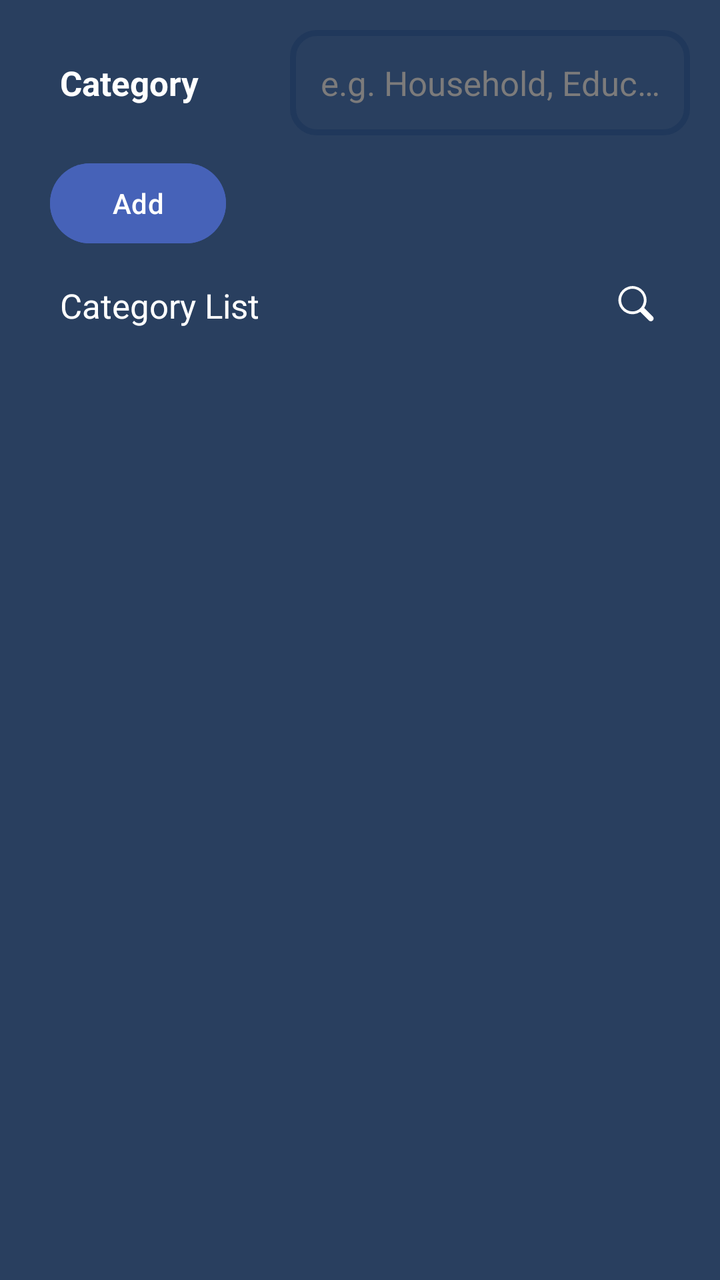
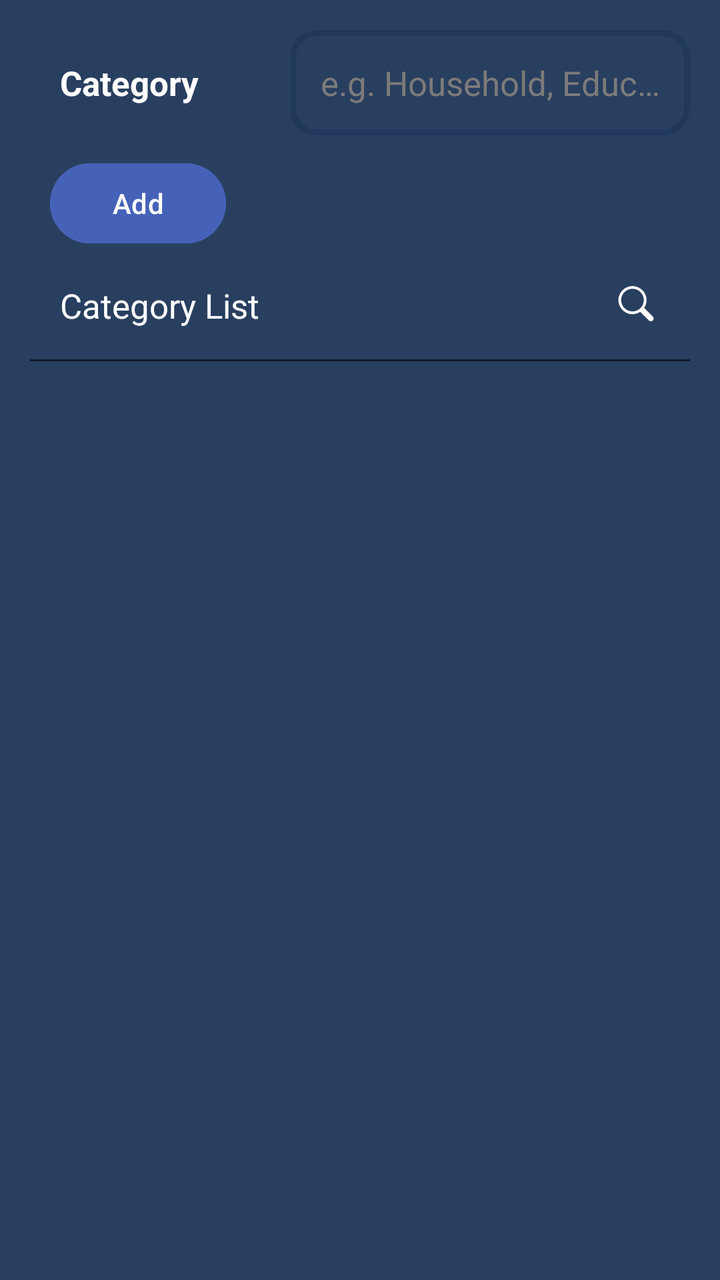

An Android layout rendered at two revisions. The XML below is the earlier revision; the diff shows what the commit changed to produce the second picture.
<!-- AndroidManifest.xml: application theme Theme.GharKharch -->
<!-- res/layout/fragment_add_category.xml -->
<?xml version="1.0" encoding="utf-8"?>
<androidx.constraintlayout.widget.ConstraintLayout xmlns:android="http://schemas.android.com/apk/res/android"
    xmlns:app="http://schemas.android.com/apk/res-auto"
    android:layout_width="match_parent"
    android:layout_height="match_parent"
    android:background="@color/backgroundColor"
    android:padding="@dimen/padding_large">

    <TextView
        android:layout_width="0dp"
        android:layout_height="wrap_content"
        android:layout_weight="1"
        android:padding="@dimen/padding_large"
        android:text="Category"
        android:textColor="@color/primaryTextColor"
        android:textSize="@dimen/text_size_large"
        android:textStyle="bold"
        app:layout_constraintBottom_toBottomOf="@id/input_category"
        app:layout_constraintEnd_toStartOf="@id/input_category"
        app:layout_constraintStart_toStartOf="parent"
        app:layout_constraintTop_toTopOf="parent" />

    <EditText
        android:id="@+id/input_category"
        style="@style/custom_edit_text"
        android:layout_width="200dp"
        android:layout_height="wrap_content"
        android:hint="@string/hint_category"
        android:textSize="@dimen/text_size_large"
        app:layout_constraintEnd_toEndOf="parent"
        app:layout_constraintTop_toTopOf="parent" />

    <Button
        android:id="@+id/addBtn"
        android:layout_width="wrap_content"
        android:layout_height="wrap_content"
        android:layout_marginVertical="@dimen/margin_medium"
        android:layout_marginStart="@dimen/margin_medium"
        android:backgroundTint="@color/buttonColor"
        android:text="Add"
        android:textColor="@color/primaryTextColor"
        app:layout_constraintStart_toStartOf="parent"
        app:layout_constraintTop_toBottomOf="@id/input_category" />

    <LinearLayout
        android:id="@+id/list_container"
        android:layout_width="match_parent"
        android:layout_height="wrap_content"
        android:gravity="center"
        android:orientation="horizontal"
        app:layout_constraintTop_toBottomOf="@id/addBtn">

        <TextView
            android:layout_width="0dp"
            android:layout_height="wrap_content"
            android:layout_weight="1"
            android:padding="@dimen/padding_large"
            android:text="Category List"
            android:textSize="@dimen/text_size_large" />

        <SearchView
            android:id="@+id/search_bar"
            android:layout_width="match_parent"
            android:layout_height="wrap_content"
            android:background="@drawable/search_bar_bordered_bg"
            android:visibility="gone" />

        <ImageView
            android:id="@+id/search_button"
            android:layout_width="wrap_content"
            android:layout_height="wrap_content"
            android:importantForAccessibility="no"
            android:padding="@dimen/padding_large"
            android:src="@drawable/search_icon" />

    </LinearLayout>

    <androidx.recyclerview.widget.RecyclerView
        android:id="@+id/rcv_category_list"
        android:layout_width="0dp"
        android:layout_height="0dp"
        android:layout_marginVertical="@dimen/margin_small"
        app:layout_constraintBottom_toBottomOf="parent"
        app:layout_constraintEnd_toEndOf="@id/list_container"
        app:layout_constraintStart_toStartOf="@id/list_container"
        app:layout_constraintTop_toBottomOf="@id/list_container" />

</androidx.constraintlayout.widget.ConstraintLayout>
<!-- resources referenced by this layout -->
<resources>
  <color name="backgroundColor">#293F5F</color>
  <color name="buttonColor">#4662B8</color>
  <color name="primaryTextColor">#FFFFFF</color>
  <dimen name="margin_medium">10dp</dimen>
  <dimen name="margin_small">5dp</dimen>
  <dimen name="padding_large">15dp</dimen>
  <dimen name="text_size_large">17sp</dimen>
  <!-- drawable search_bar_bordered_bg (drawable) -->
  <?xml version="1.0" encoding="utf-8"?>
  <shape xmlns:android="http://schemas.android.com/apk/res/android"
      android:shape="rectangle">
      <stroke
          android:width="3dp"
          android:color="@color/backgroundColorVariant" />
      <corners android:radius="12dp" />
  </shape>
  <!-- drawable search_icon (drawable) -->
  <vector xmlns:android="http://schemas.android.com/apk/res/android"
      android:width="24dp"
      android:height="24dp"
      android:tint="@color/white"
      android:viewportWidth="19"
      android:viewportHeight="19">
  
      <path
          android:fillColor="#000000"
          android:pathData="M16.147,15.488a1.112,1.112 0,0 1,-1.567 0l-3.395,-3.395a5.575,5.575 0,1 1,1.568 -1.568l3.394,3.395a1.112,1.112 0,0 1,0 1.568zM9.786,11.585a4.488,4.488 0,1 0,-1.681 0.327,4.443 4.443,0 0,0 1.68,-0.327z" />
  
  </vector>
  <string name="hint_category">e.g. Household, Education</string>
  <style name="custom_edit_text" parent="Widget.AppCompat.EditText">
          <item name="android:maxLines">1</item>
          <item name="android:maxLength">20</item>
          <item name="android:ellipsize">end</item>
          <item name="android:inputType">text</item>
          <item name="android:gravity">center</item>
          <item name="android:importantForAutofill">no</item>
          <item name="android:padding">@dimen/padding_large</item>
          <item name="android:background">@drawable/search_bar_bordered_bg</item>
          <item name="android:textColorHint">@color/primaryTextColorVariant</item>
      </style>
  <style name="Theme.GharKharch" parent="Base.Theme.GharKharch">
          <item name="colorPrimary">@color/backgroundColor</item>
          <item name="colorSecondary">@color/lGrey</item>
          
          <item name="colorOnSecondary">@color/primaryTextColor</item>
          <item name="colorOnPrimary">@color/primaryTextColor</item>
          
          <item name="android:textColor">@color/primaryTextColor</item>
          <item name="android:textColorPrimary">@color/primaryTextColor</item>
          <item name="android:textColorSecondary">@color/primaryTextColorVariant</item>
      </style>
  <color name="backgroundColorVariant">#20385B</color>
  <color name="white">#FFFFFFFF</color>
  <color name="primaryTextColorVariant">#7C7B7B</color>
  <style name="Base.Theme.GharKharch" parent="Theme.Material3.DayNight.NoActionBar">
          
      </style>
  <color name="lGrey">#616161</color>
</resources>

<!-- the commit's change to res/layout/fragment_add_category.xml (unified diff, before → after) -->
@@ -75,13 +75,20 @@
 
     </LinearLayout>
 
+    <View
+        android:id="@+id/separator"
+        android:layout_width="match_parent"
+        android:layout_height="1dp"
+        android:background="@color/secondaryColor"
+        app:layout_constraintTop_toBottomOf="@id/list_container" />
+
     <androidx.recyclerview.widget.RecyclerView
         android:id="@+id/rcv_category_list"
         android:layout_width="0dp"
         android:layout_height="0dp"
         android:layout_marginVertical="@dimen/margin_small"
         app:layout_constraintBottom_toBottomOf="parent"
-        app:layout_constraintEnd_toEndOf="@id/list_container"
+        app:layout_constraintEnd_toEndOf="@id/separator"
         app:layout_constraintStart_toStartOf="@id/list_container"
         app:layout_constraintTop_toBottomOf="@id/list_container" />
 
<!-- resource entries referenced after the edit -->
@@ -3,6 +3,7 @@
   <color name="backgroundColor">#293F5F</color>
   <color name="buttonColor">#4662B8</color>
   <color name="primaryTextColor">#FFFFFF</color>
+  <color name="secondaryColor">#111B28</color>
   <dimen name="margin_medium">10dp</dimen>
   <dimen name="margin_small">5dp</dimen>
   <dimen name="padding_large">15dp</dimen>
